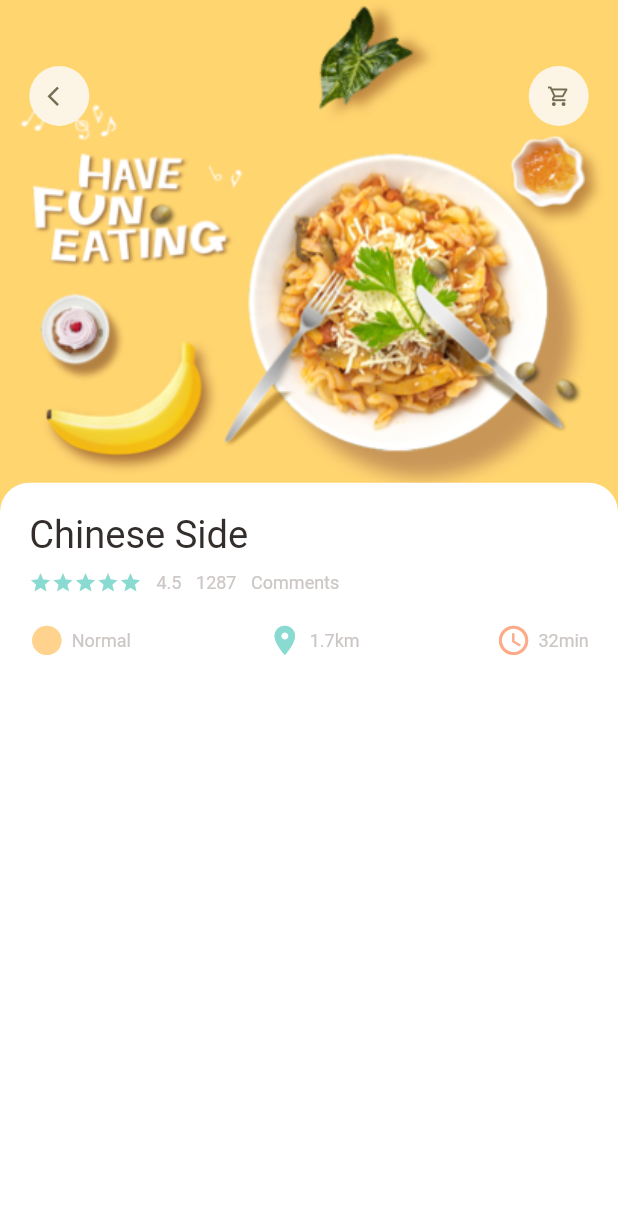
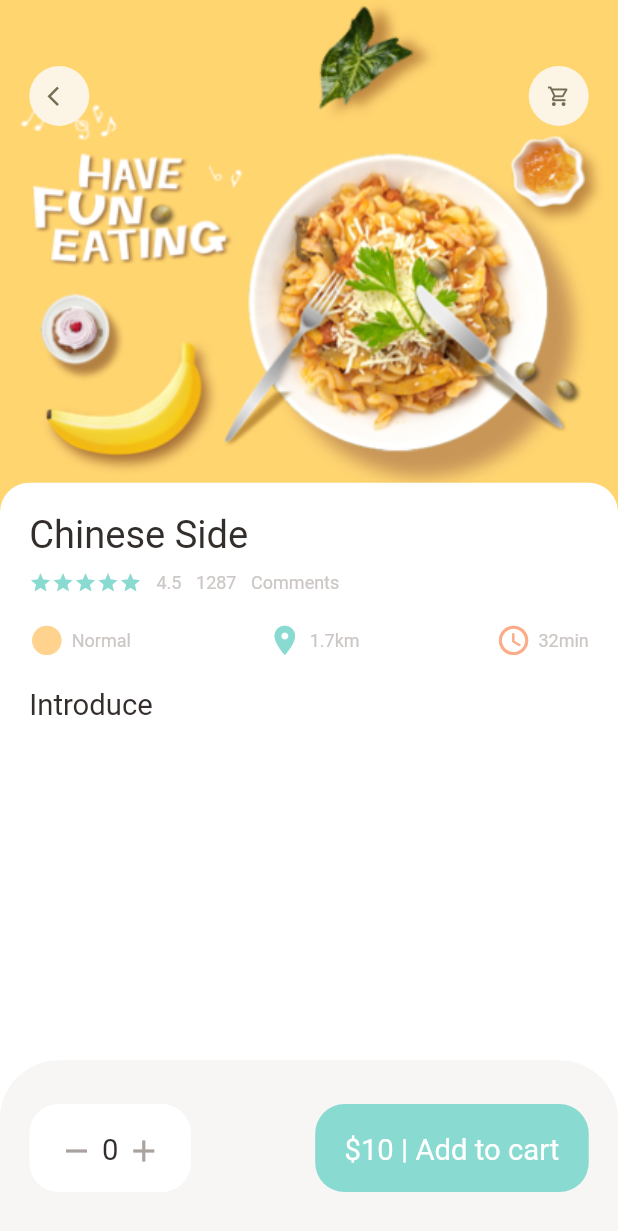
Before and after one commit to Amrit321/food_delivery_app, a Flutter app: the screen it shows after launch, on a phone screen of 412 x 824 dp. Shown: the top 1231 px of the screen. Run offline on Flutter 3.47's test engine with Material 2 defaults, Android fonts, the phone set to English and light mode, and no system bars; our stand-ins replace dots_indicator, get.

Commit message:
bottom navigation

```diff
--- a/lib/pages/food/popular_food_detail.dart
+++ b/lib/pages/food/popular_food_detail.dart
@@ -14,6 +14,7 @@ class PopularFoodDeatail extends StatelessWidget {
   @override
   Widget build(BuildContext context) {
     return Scaffold(
+      backgroundColor: Colors.white,
       body: Stack(
         children: [
           Positioned(
@@ -63,11 +64,66 @@ class PopularFoodDeatail extends StatelessWidget {
                 ),
                 color: Colors.white,
               ),
-              child: AppColumn(text: "Chinese Side",),
+              child: Column(
+                crossAxisAlignment: CrossAxisAlignment.start,
+                children: [
+                  AppColumn(text: "Chinese Side",),
+                  SizedBox(
+                    height: Dimensions.height20,
+                  ),
+                  BigText(text: "Introduce")
+                ],
+              ),
+
             ),
           )
         ],
       ),
+      bottomNavigationBar: Container(
+        height: Dimensions.bottomHeightBar,
+        padding: EdgeInsets.only(top: Dimensions.height30, bottom: Dimensions.height30, left: Dimensions.width20, right: Dimensions.width20),
+        decoration: BoxDecoration(
+          color: AppColors.buttonBackgroundColor,
+          borderRadius: BorderRadius.only(
+            topLeft: Radius.circular(Dimensions.radius20*2),
+            topRight:  Radius.circular(Dimensions.radius20*2),
+          ),
+        ),
+        child: Row(
+          mainAxisAlignment: MainAxisAlignment.spaceBetween,
+          children: [
+            Container(
+              padding: EdgeInsets.only(top: Dimensions.height20, bottom: Dimensions.height20, left: Dimensions.width20, right: Dimensions.width20),
+              decoration: BoxDecoration(
+                borderRadius: BorderRadius.circular(Dimensions.radius20,),
+                color: Colors.white
+              ),
+              child: Row(
+                children: [
+                  Icon(Icons.remove, color: AppColors.signColor,),
+                  SizedBox(width: Dimensions.width10/2,),
+                  BigText(text: "0"),
+                  SizedBox(width: Dimensions.width10/2,),
+                  Icon(Icons.add, color: AppColors.signColor,)
+                ],
+              ),
+            ),
+            Container(
+               padding: EdgeInsets.only(top: Dimensions.height20, bottom: Dimensions.height20, left: Dimensions.width20, right: Dimensions.width20),
+
+              child: BigText(text: "\$10 | Add to cart",
+              color: Colors.white,
+              ),
+              decoration: BoxDecoration(
+                borderRadius: BorderRadius.circular(
+                  Dimensions.radius20
+                ),
+                color: AppColors.mainColor,
+              ),
+            ),
+          ],
+        ),
+      ),
     );
   }
 }
--- a/lib/utils/dimensions.dart
+++ b/lib/utils/dimensions.dart
@@ -41,6 +41,9 @@ static double listViewTextConstSize = screenWidth/3.9;
 //popular food
 static double popularFoodImgSize = screenHeight/2.41;
 
+//bottom height
+static double bottomHeightBar = screenHeight/7.03;
+
 
 
 }
```
